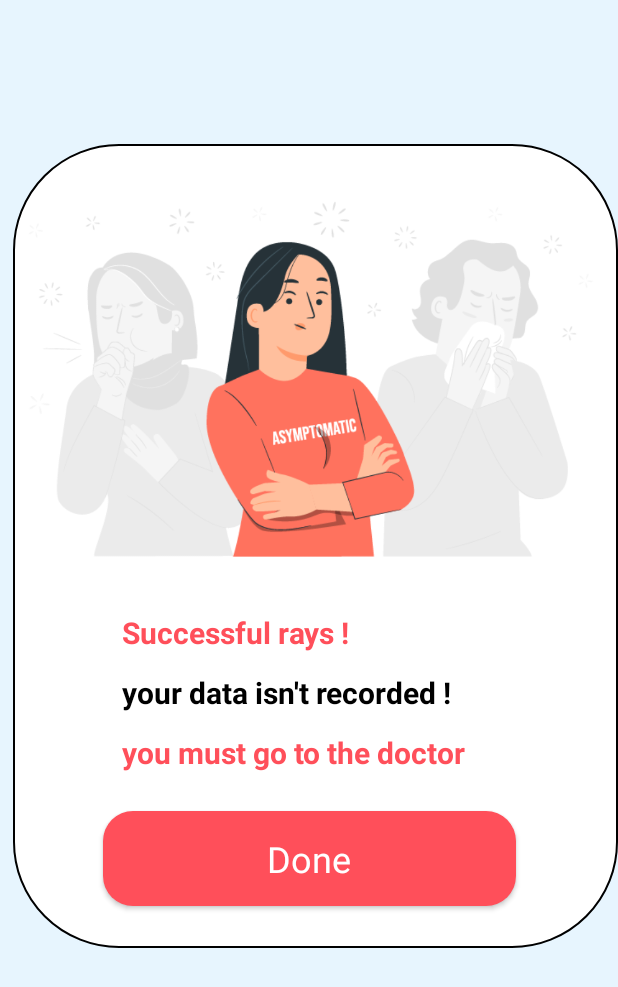
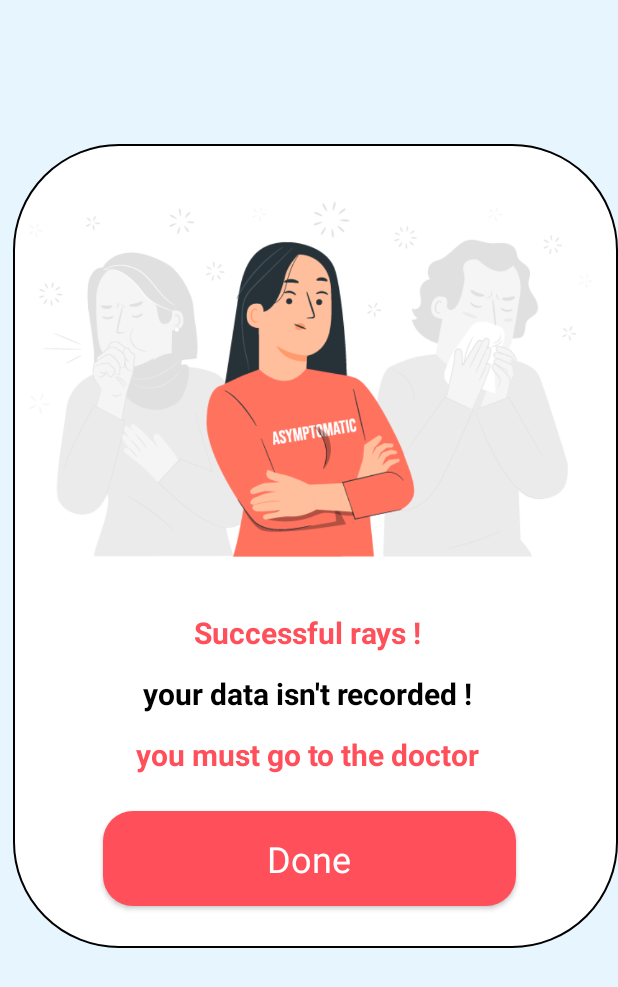
Before and after one commit to emangad99/MedScan, an Android app: the layout activity_failed_pag.xml on its own in the app's theme, with its tools: preview values and no code run, on a phone screen of 412 x 824 dp. Shown: the top 987 px of the screen. Run offline under Robolectric (Android 15) with nearby library versions, the phone set to English and light mode, and no system bars; Roboto replaces fonts that are not available here.

Commit message:
init commit

```diff
--- a/app/src/main/res/layout/activity_failed_pag.xml
+++ b/app/src/main/res/layout/activity_failed_pag.xml
@@ -50,8 +50,8 @@
 
     <TextView
         android:id="@+id/textView6"
-        android:layout_width="248dp"
-        android:layout_height="29dp"
+        android:layout_width="wrap_content"
+        android:layout_height="wrap_content"
         android:layout_marginTop="408dp"
         android:text="Successful rays !"
         android:textAlignment="center"
@@ -65,9 +65,9 @@
 
     <TextView
         android:id="@+id/textView34"
-        android:layout_width="248dp"
-        android:layout_height="38dp"
-        android:layout_marginTop="488dp"
+        android:layout_width="wrap_content"
+        android:layout_height="wrap_content"
+        android:layout_marginTop="13dp"
         android:text="you must go to the doctor"
         android:textAlignment="center"
         android:textColor="#FF4F5A"
@@ -76,13 +76,13 @@
         app:layout_constraintEnd_toEndOf="parent"
         app:layout_constraintHorizontal_bias="0.496"
         app:layout_constraintStart_toStartOf="parent"
-        app:layout_constraintTop_toTopOf="parent" />
+        app:layout_constraintTop_toBottomOf="@+id/textView35" />
 
     <TextView
         android:id="@+id/textView35"
-        android:layout_width="248dp"
-        android:layout_height="29dp"
-        android:layout_marginTop="448dp"
+        android:layout_width="wrap_content"
+        android:layout_height="wrap_content"
+        android:layout_marginTop="13dp"
         android:text="your data isn't recorded !"
         android:textAlignment="center"
         android:textColor="#000000"
@@ -91,6 +91,6 @@
         app:layout_constraintEnd_toEndOf="parent"
         app:layout_constraintHorizontal_bias="0.496"
         app:layout_constraintStart_toStartOf="parent"
-        app:layout_constraintTop_toTopOf="parent" />
+        app:layout_constraintTop_toBottomOf="@+id/textView6" />
 
 </androidx.constraintlayout.widget.ConstraintLayout>
```
Also changed, not shown: app/src/main/res/layout/activity_successful_page.xml (+10 -10 lines).
